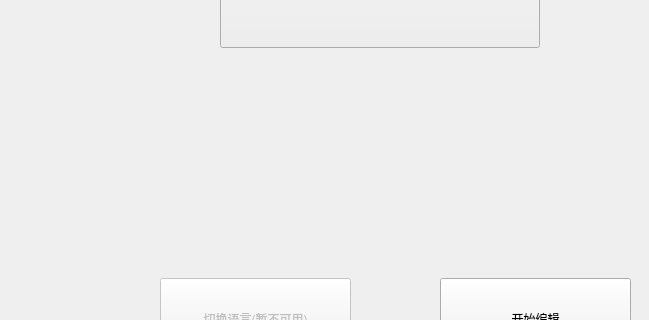
Above: Minecraft_Map_Painting_Generator/mbeginform.ui from Moonkey233/BetterPainter-Minecraft-Map-Painting-Generator before the change; both pictures show x 260 to 909 and y 292 to 612 of the 1280 by 720 pixel window. Below: the same form after it.
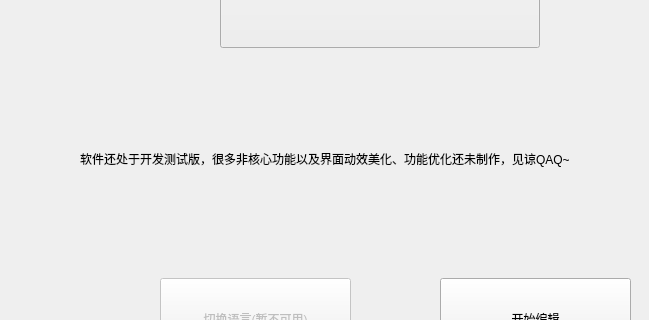
That is the form after the change.

What changed in the file:
```diff
--- a/Minecraft_Map_Painting_Generator/mbeginform.ui
+++ b/Minecraft_Map_Painting_Generator/mbeginform.ui
@@ -84,6 +84,19 @@
     <string>0</string>
    </property>
   </widget>
+  <widget class="QLabel" name="label">
+   <property name="geometry">
+    <rect>
+     <x>340</x>
+     <y>350</y>
+     <width>721</width>
+     <height>201</height>
+    </rect>
+   </property>
+   <property name="text">
+    <string>软件还处于开发测试版，很多非核心功能以及界面动效美化、功能优化还未制作，见谅QAQ~</string>
+   </property>
+  </widget>
  </widget>
  <resources/>
  <connections/>
```
